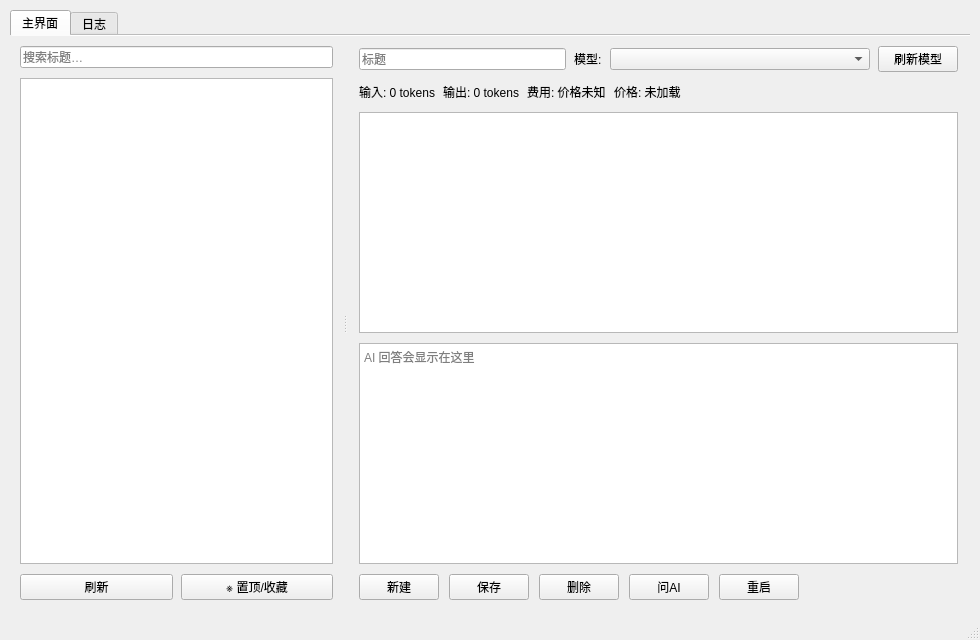
Qt form 999.0/src/l_notepad/main_window.ui (Lugwit123/l_notepad) before a commit.
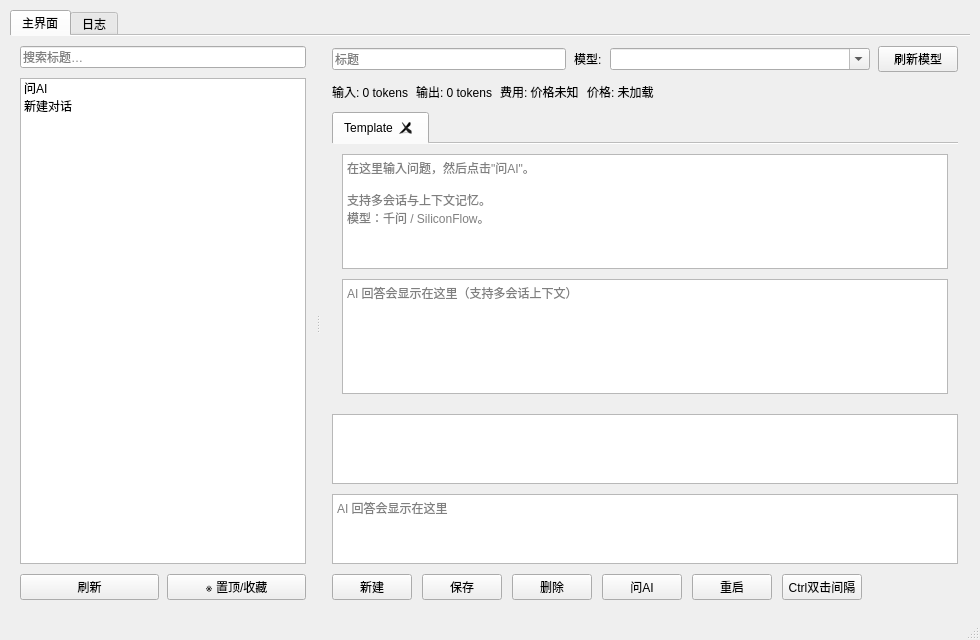
The same form after that commit.

The edit to the form file:
```diff
--- a/999.0/src/l_notepad/main_window.ui
+++ b/999.0/src/l_notepad/main_window.ui
@@ -92,6 +92,33 @@
                 <height>0</height>
                </size>
               </property>
+              <property name="spacing">
+               <number>1</number>
+              </property>
+              <property name="dragDropMode">
+               <enum>QAbstractItemView::InternalMove</enum>
+              </property>
+              <property name="defaultDropAction">
+               <enum>Qt::MoveAction</enum>
+              </property>
+              <property name="dragEnabled">
+               <bool>true</bool>
+              </property>
+              <property name="acceptDrops">
+               <bool>true</bool>
+              </property>
+              <item>
+               <property name="text">
+                <string>问AI
+新建对话</string>
+               </property>
+               <property name="toolTip">
+                <string>创建一个新的 AI 对话会话</string>
+               </property>
+               <property name="data">
+                <string>__ask_ai__</string>
+               </property>
+              </item>
              </widget>
             </item>
             <item>
@@ -161,6 +188,9 @@
                   <height>0</height>
                  </size>
                 </property>
+                <property name="editable">
+                 <bool>true</bool>
+                </property>
                </widget>
               </item>
               <item>
@@ -221,7 +251,81 @@
              </layout>
             </item>
             <item>
-             <widget class="QTextEdit" name="content_edit"/>
+             <widget class="QTabWidget" name="ai_tabs">
+              <property name="visible">
+               <bool>true</bool>
+              </property>
+              <property name="documentMode">
+               <bool>true</bool>
+              </property>
+              <property name="tabsClosable">
+               <bool>true</bool>
+              </property>
+              <widget class="QWidget" name="ai_tab_template">
+               <property name="visible">
+                <bool>false</bool>
+               </property>
+               <attribute name="title">
+                <string>Template</string>
+               </attribute>
+               <layout class="QVBoxLayout" name="ai_tab_layout_template">
+                <property name="spacing">
+                 <number>10</number>
+                </property>
+                <property name="leftMargin">
+                 <number>10</number>
+                </property>
+                <property name="topMargin">
+                 <number>10</number>
+                </property>
+                <property name="rightMargin">
+                 <number>10</number>
+                </property>
+                <property name="bottomMargin">
+                 <number>10</number>
+                </property>
+                <item>
+                 <widget class="QTextEdit" name="ai_tab_content_edit_template">
+                  <property name="objectName">
+                   <string>CodeEditor</string>
+                  </property>
+                  <property name="lineWrapMode">
+                   <enum>QTextEdit::NoWrap</enum>
+                  </property>
+                  <property name="placeholderText">
+                   <string>在这里输入问题，然后点击"问AI"。
+
+支持多会话与上下文记忆。
+模型：千问 / SiliconFlow。</string>
+                  </property>
+                 </widget>
+                </item>
+                <item>
+                 <widget class="QTextEdit" name="ai_tab_answer_edit_template">
+                  <property name="objectName">
+                   <string>AiAnswerViewer</string>
+                  </property>
+                  <property name="readOnly">
+                   <bool>true</bool>
+                  </property>
+                  <property name="placeholderText">
+                   <string>AI 回答会显示在这里（支持多会话上下文）</string>
+                  </property>
+                 </widget>
+                </item>
+               </layout>
+              </widget>
+             </widget>
+            </item>
+            <item>
+             <widget class="QTextEdit" name="content_edit">
+              <property name="lineWrapMode">
+               <enum>QTextEdit::WidgetWidth</enum>
+              </property>
+              <property name="acceptDrops">
+               <bool>true</bool>
+              </property>
+             </widget>
             </item>
             <item>
              <widget class="QTextEdit" name="ai_answer_edit">
@@ -231,6 +335,9 @@
               <property name="readOnly">
                <bool>true</bool>
               </property>
+              <property name="lineWrapMode">
+               <enum>QTextEdit::WidgetWidth</enum>
+              </property>
               <property name="placeholderText">
                <string>AI 回答会显示在这里</string>
               </property>
@@ -273,6 +380,13 @@
                 </property>
                </widget>
               </item>
+              <item>
+               <widget class="QPushButton" name="btn_ctrl_interval">
+                <property name="text">
+                 <string>Ctrl双击间隔</string>
+                </property>
+               </widget>
+              </item>
               <item>
                <spacer name="horizontalSpacer_actions">
                 <property name="orientation">
```
Left out of the diff: 3 changed lines with no effect on the pictures.
